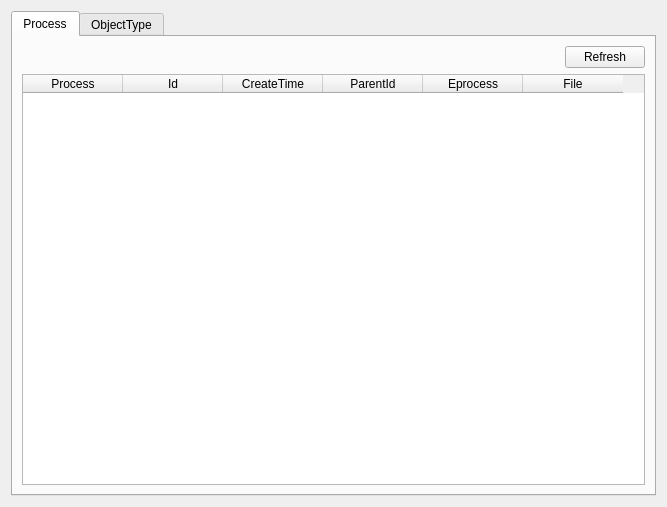
0O0o0oOoO00/WARK, file src/GUI/MainWindow.ui: the form before one commit.
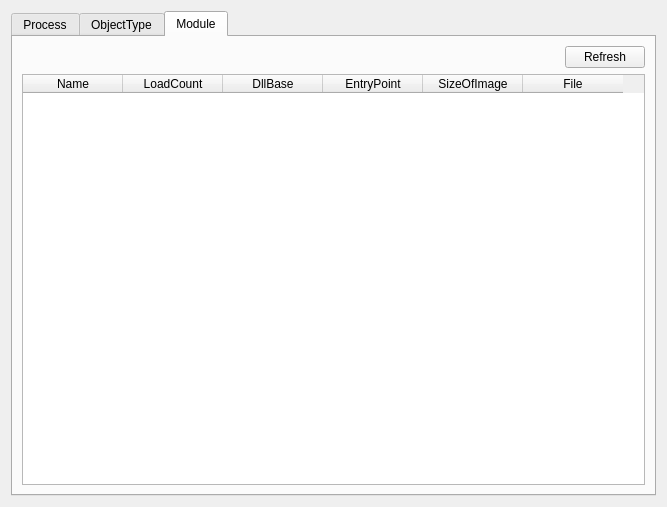
The form after the commit. The open tabs and pages were chosen to show the change.

Commit message: Add: collect module info

```diff
--- a/src/GUI/MainWindow.ui
+++ b/src/GUI/MainWindow.ui
@@ -193,6 +193,83 @@
        </item>
       </layout>
      </widget>
+     <widget class="QWidget" name="ModuleTab">
+      <attribute name="title">
+       <string>Module</string>
+      </attribute>
+      <layout class="QGridLayout" name="gridLayout_4">
+       <item row="0" column="0">
+        <layout class="QHBoxLayout" name="horizontalLayout_3">
+         <item>
+          <spacer name="horizontalSpacer_3">
+           <property name="orientation">
+            <enum>Qt::Horizontal</enum>
+           </property>
+           <property name="sizeHint" stdset="0">
+            <size>
+             <width>40</width>
+             <height>20</height>
+            </size>
+           </property>
+          </spacer>
+         </item>
+         <item>
+          <widget class="QPushButton" name="ModuleInfoRefreshButton">
+           <property name="text">
+            <string>Refresh</string>
+           </property>
+          </widget>
+         </item>
+        </layout>
+       </item>
+       <item row="1" column="0">
+        <widget class="QTableWidget" name="ModuleInfoTable">
+         <property name="editTriggers">
+          <set>QAbstractItemView::NoEditTriggers</set>
+         </property>
+         <property name="selectionMode">
+          <enum>QAbstractItemView::SingleSelection</enum>
+         </property>
+         <property name="selectionBehavior">
+          <enum>QAbstractItemView::SelectRows</enum>
+         </property>
+         <attribute name="verticalHeaderVisible">
+          <bool>false</bool>
+         </attribute>
+         <column>
+          <property name="text">
+           <string>Name</string>
+          </property>
+         </column>
+         <column>
+          <property name="text">
+           <string>LoadCount</string>
+          </property>
+         </column>
+         <column>
+          <property name="text">
+           <string>DllBase</string>
+          </property>
+         </column>
+         <column>
+          <property name="text">
+           <string>EntryPoint</string>
+          </property>
+         </column>
+         <column>
+          <property name="text">
+           <string>SizeOfImage</string>
+          </property>
+         </column>
+         <column>
+          <property name="text">
+           <string>File</string>
+          </property>
+         </column>
+        </widget>
+       </item>
+      </layout>
+     </widget>
     </widget>
    </item>
   </layout>
```
The commit also changes 12 other files.
